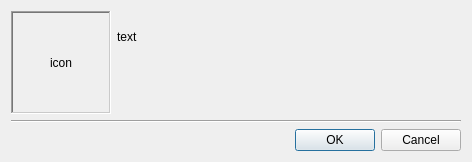
wilbert2000/wzplayer, file src/shutdowndialog.ui: the form before one commit.
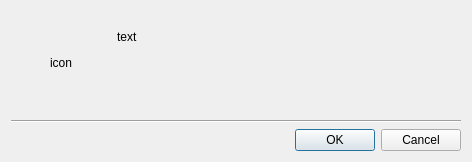
The form after the commit.

Commit message: Remove border in icon

What changed in the file:
```diff
--- a/src/shutdowndialog.ui
+++ b/src/shutdowndialog.ui
@@ -27,12 +27,6 @@
        <property name="toolTip">
         <string/>
        </property>
-       <property name="frameShape">
-        <enum>QFrame::WinPanel</enum>
-       </property>
-       <property name="frameShadow">
-        <enum>QFrame::Sunken</enum>
-       </property>
        <property name="text">
         <string notr="true">icon</string>
        </property>
```
